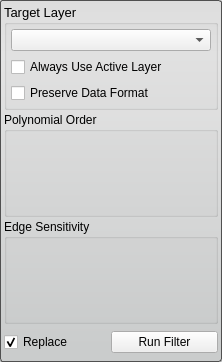
Qt form Interface/ToolInterface/IntensityCorrectionFilterInterface.ui (jessdtate/Seg3D) before a commit.
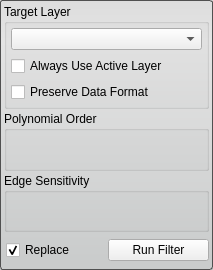
The same form after that commit. Custom widgets are drawn as their Qt base class.

The edit to the form file:
```diff
--- a/Interface/ToolInterface/IntensityCorrectionFilterInterface.ui
+++ b/Interface/ToolInterface/IntensityCorrectionFilterInterface.ui
@@ -6,8 +6,8 @@
    <rect>
     <x>0</x>
     <y>0</y>
-    <width>222</width>
-    <height>362</height>
+    <width>213</width>
+    <height>270</height>
    </rect>
   </property>
   <property name="sizePolicy">
@@ -40,14 +40,7 @@
     <number>4</number>
    </property>
    <item>
-    <layout class="QHBoxLayout" name="horizontalLayout_6">
-     <item>
       <widget class="QGroupBox" name="target_groupbox_">
-       <property name="font">
-        <font>
-         <pointsize>10</pointsize>
-        </font>
-       </property>
        <property name="title">
         <string>Target Layer</string>
        </property>
@@ -66,12 +59,45 @@
          </widget>
         </item>
         <item>
+       <widget class="QWidget" name="widget_4" native="true">
+        <property name="minimumSize">
+         <size>
+          <width>0</width>
+          <height>20</height>
+         </size>
+        </property>
+        <layout class="QHBoxLayout" name="horizontalLayout_5">
+         <property name="spacing">
+          <number>0</number>
+         </property>
+         <property name="margin">
+          <number>0</number>
+         </property>
+         <item>
          <widget class="QCheckBox" name="use_active_layer_">
           <property name="text">
            <string>Always Use Active Layer</string>
           </property>
          </widget>
         </item>
+        </layout>
+       </widget>
+      </item>
+      <item>
+       <widget class="QWidget" name="widget_3" native="true">
+        <property name="minimumSize">
+         <size>
+          <width>0</width>
+          <height>20</height>
+         </size>
+        </property>
+        <layout class="QHBoxLayout" name="horizontalLayout_4">
+         <property name="spacing">
+          <number>0</number>
+         </property>
+         <property name="margin">
+          <number>0</number>
+         </property>
         <item>
          <widget class="QCheckBox" name="preserve_data_format_">
           <property name="text">
@@ -83,16 +109,24 @@
       </widget>
      </item>
     </layout>
+    </widget>
    </item>
-   <item>
-    <layout class="QHBoxLayout" name="orderHLayout_top">
      <item>
       <widget class="QGroupBox" name="groupBox">
        <property name="title">
         <string>Polynomial Order</string>
        </property>
        <layout class="QHBoxLayout" name="horizontalLayout_2">
-        <property name="margin">
+      <property name="leftMargin">
+       <number>4</number>
+      </property>
+      <property name="topMargin">
+       <number>2</number>
+      </property>
+      <property name="rightMargin">
+       <number>4</number>
+      </property>
+      <property name="bottomMargin">
          <number>4</number>
         </property>
         <item>
@@ -101,26 +135,29 @@
        </layout>
       </widget>
      </item>
-    </layout>
-   </item>
-   <item>
-    <layout class="QHBoxLayout" name="edgeHLayout_top">
      <item>
       <widget class="QGroupBox" name="groupBox_2">
        <property name="title">
         <string>Edge Sensitivity</string>
        </property>
        <layout class="QHBoxLayout" name="horizontalLayout_3">
-        <property name="margin">
+      <property name="leftMargin">
+       <number>4</number>
+      </property>
+      <property name="topMargin">
+       <number>2</number>
+      </property>
+      <property name="rightMargin">
+       <number>4</number>
+      </property>
+      <property name="bottomMargin">
          <number>4</number>
         </property>
         <item>
-         <layout class="QHBoxLayout" name="edgeHLayout_bottom"/>
+       <widget class="QtUtils::QtSliderDoubleCombo" name="edge_" native="true"/>
         </item>
        </layout>
       </widget>
-     </item>
-    </layout>
    </item>
    <item>
     <widget class="QWidget" name="replaceRunWidget" native="true">
@@ -140,7 +177,16 @@
       <property name="spacing">
        <number>0</number>
       </property>
-      <property name="margin">
+      <property name="leftMargin">
+       <number>2</number>
+      </property>
+      <property name="topMargin">
+       <number>0</number>
+      </property>
+      <property name="rightMargin">
+       <number>0</number>
+      </property>
+      <property name="bottomMargin">
        <number>0</number>
       </property>
       <item>
@@ -165,6 +211,20 @@
    </item>
   </layout>
  </widget>
+ <customwidgets>
+  <customwidget>
+   <class>QtUtils::QtSliderDoubleCombo</class>
+   <extends>QWidget</extends>
+   <header location="global">QtUtils/Widgets/QtSliderDoubleCombo.h</header>
+   <container>1</container>
+  </customwidget>
+  <customwidget>
+   <class>QtUtils::QtSliderIntCombo</class>
+   <extends>QWidget</extends>
+   <header location="global">QtUtils/Widgets/QtSliderIntCombo.h</header>
+   <container>1</container>
+  </customwidget>
+ </customwidgets>
  <resources/>
  <connections/>
 </ui>
```
Left out of the diff: 2 changed lines with no effect on the pictures. Lines whose indentation alone changed are shown as unchanged.
